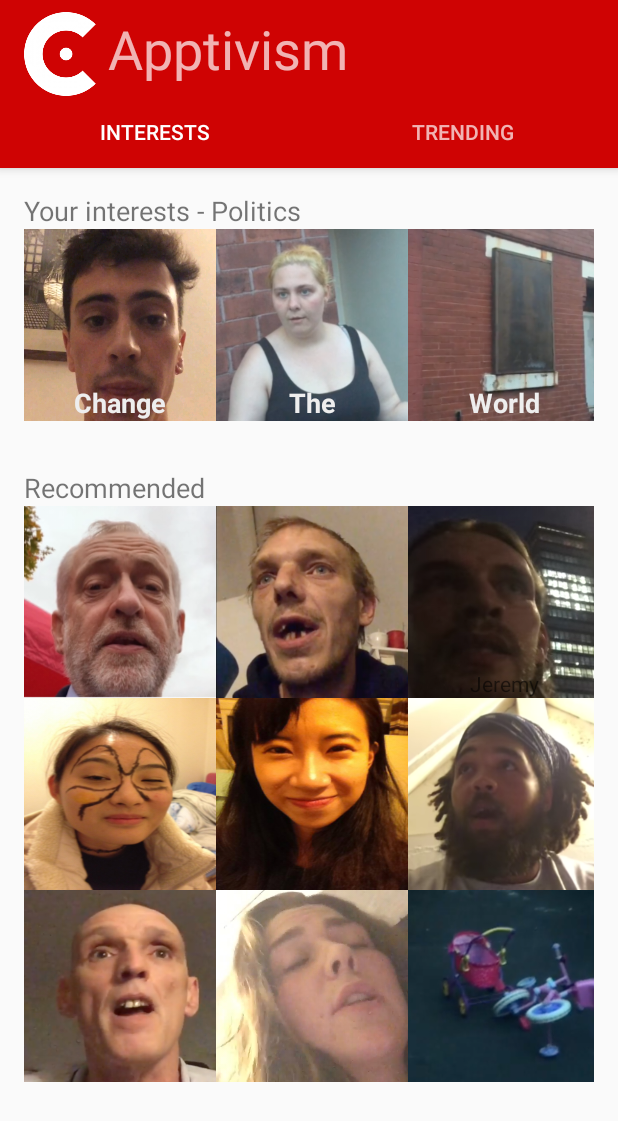
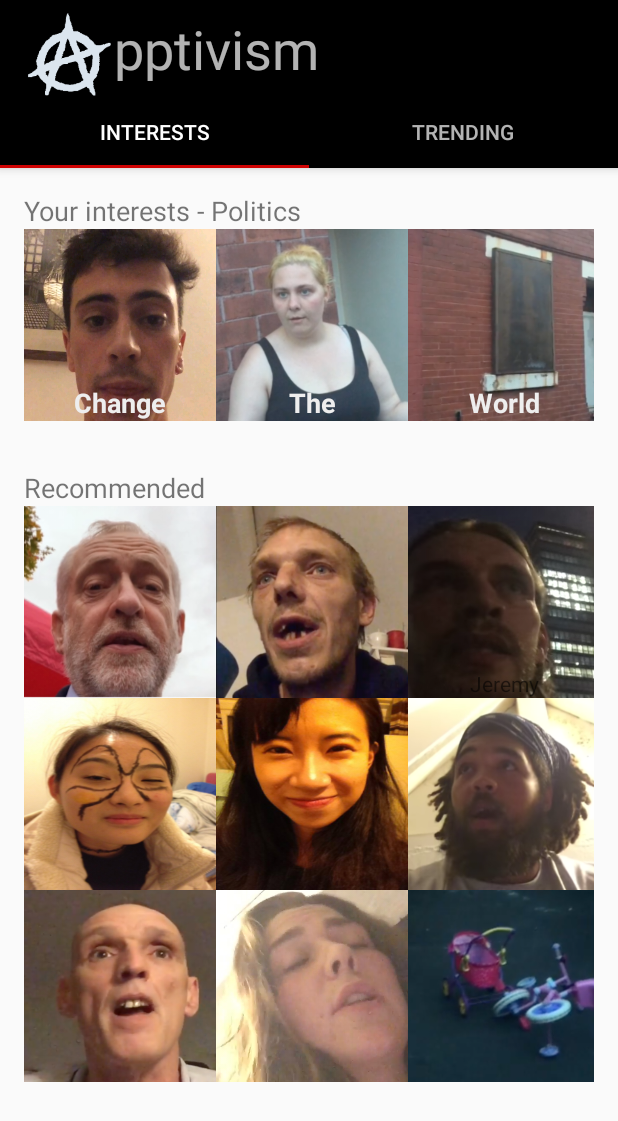
Before and after one commit to libertyapps/hacktivism, an Android app: the screen it shows after launch (MainActivity), on a phone screen of 412 x 824 dp. Shown: the top 1121 px of the screen. Run offline under Robolectric (Android 15) with nearby library versions, the phone set to English and light mode, and no system bars.

Commit message:
updated icon and title

```diff
--- a/app/src/main/AndroidManifest.xml
+++ b/app/src/main/AndroidManifest.xml
@@ -4,7 +4,7 @@
 
     <application
         android:allowBackup="true"
-        android:icon="@drawable/clogo"
+        android:icon="@drawable/iconsmall"
         android:label="@string/app_name"
         android:supportsRtl="true"
         android:theme="@style/AppTheme">
@@ -16,7 +16,7 @@
         </activity>
         <activity
             android:name=".MainActivity"
-            android:label="@string/title_activity_main"
+            android:label="@string/app_name"
             android:theme="@style/AppTheme.NoActionBar">
 
             <intent-filter>
--- a/app/src/main/java/uk/co/libertyapps/hacktivism/MainActivity.java
+++ b/app/src/main/java/uk/co/libertyapps/hacktivism/MainActivity.java
@@ -45,7 +45,7 @@ public class MainActivity extends AppCompatActivity {
 
     public void loadVideoB(View view) {
         Intent myIntent = new Intent(MainActivity.this, ScrollingActivity.class);
-        myIntent.putExtra("key", R.raw.file001); //Optional parameters
+        myIntent.putExtra("key", R.raw.jez); //Optional parameters
         MainActivity.this.startActivity(myIntent);
     }
 
--- a/app/src/main/res/layout/activity_main.xml
+++ b/app/src/main/res/layout/activity_main.xml
@@ -25,7 +25,7 @@
             android:id="@+id/toolbar"
             android:layout_width="match_parent"
             android:layout_height="?attr/actionBarSize"
-            android:background="?attr/colorPrimary"
+            android:background="#000"
             app:layout_scrollFlags="scroll|enterAlways"
             app:popupTheme="@style/AppTheme.PopupOverlay">
 
@@ -36,13 +36,13 @@
             <ImageView
                 android:layout_width="wrap_content"
                 android:layout_height="match_parent"
-                android:src="@drawable/clogo"
+                android:src="@drawable/logoblack"
                 android:adjustViewBounds="true"/>
 
             <TextView
                 android:layout_width="wrap_content"
                 android:layout_height="match_parent"
-                android:text="@string/app_name"
+                android:text="pptivism"
                 android:layout_gravity="center_vertical"
                 android:textSize="36dp"
                 />
--- a/app/src/main/res/values/colors.xml
+++ b/app/src/main/res/values/colors.xml
@@ -1,6 +1,6 @@
 <?xml version="1.0" encoding="utf-8"?>
 <resources>
-    <color name="colorPrimary">#cf0303</color>
-    <color name="colorPrimaryDark">#cf0303</color>
+    <color name="colorPrimary">#000</color>
+    <color name="colorPrimaryDark">#000</color>
     <color name="colorAccent">#cf0303</color>
 </resources>
```
Also changed, not shown: app/src/main/res/drawable/icon.png (added), app/src/main/res/drawable/iconsmall.png (added), app/src/main/res/drawable/logoblack.png (added), 1 other file.
